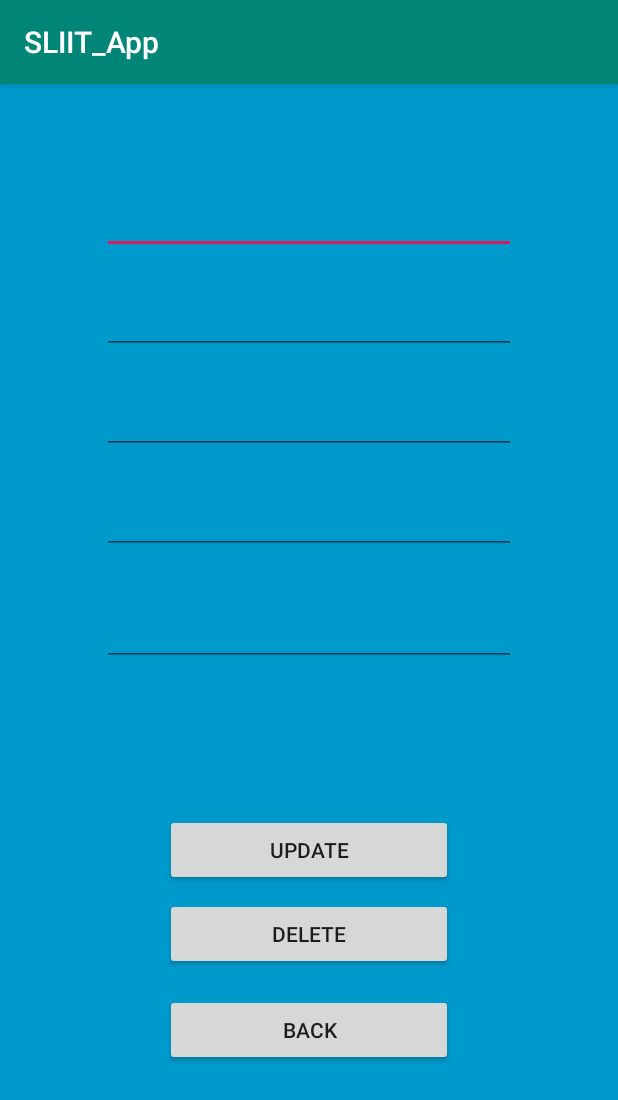
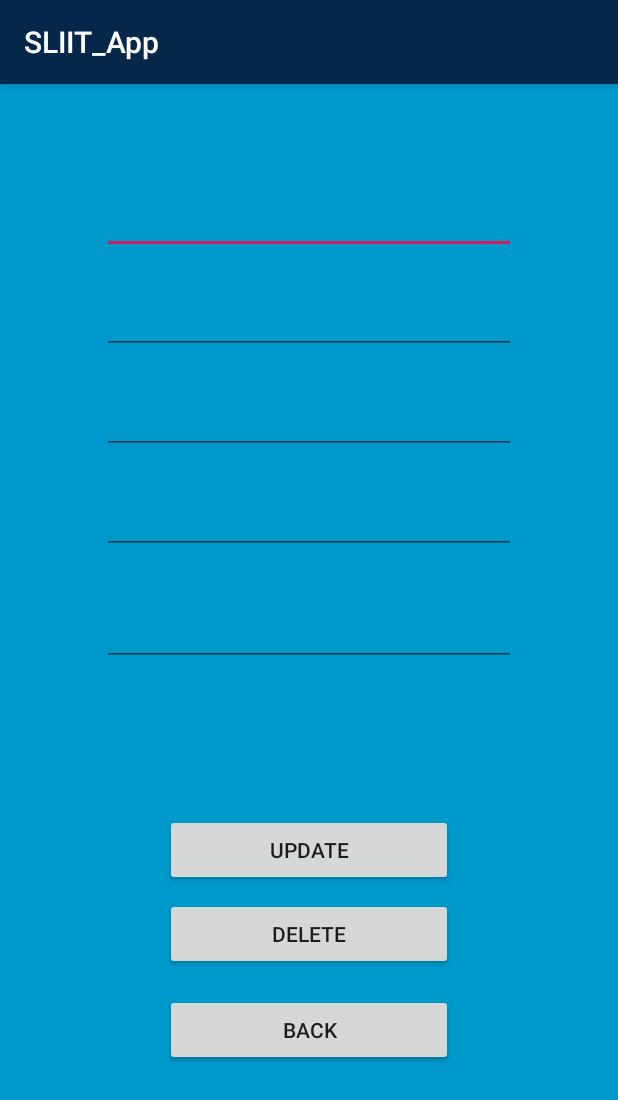
Before and after one commit to Hareendran7/AndroidProject, an Android app: the ContactUsEdit screen opened directly, with no data from a screen before it, on a phone screen of 412 x 824 dp. Shown: the top 1100 px of the screen. Run offline under Robolectric (Android 15) with nearby library versions, the phone set to English and light mode, and no system bars.

Commit message:
Comments added

```diff
--- a/SLIIT_App/app/src/main/java/com/example/sliit_app/AboutUs.java
+++ b/SLIIT_App/app/src/main/java/com/example/sliit_app/AboutUs.java
@@ -1,3 +1,4 @@
+//About us - Contains and shows the Google map view of SLIIT branches and Details
 package com.example.sliit_app;
 
 import android.Manifest;
--- a/SLIIT_App/app/src/main/java/com/example/sliit_app/ContactUsEdit.java
+++ b/SLIIT_App/app/src/main/java/com/example/sliit_app/ContactUsEdit.java
@@ -1,5 +1,6 @@
 package com.example.sliit_app;
 
+import android.graphics.drawable.ColorDrawable;
 import android.os.Bundle;
 import android.support.v7.app.AppCompatActivity;
 import android.support.v7.widget.Toolbar;
@@ -32,6 +33,8 @@ public class ContactUsEdit extends AppCompatActivity {
 
     @Override
     protected void onCreate(Bundle savedInstanceState) {
+        getSupportActionBar().setBackgroundDrawable(new ColorDrawable(getResources().getColor(R.color.colorDarkBlue)));
+
         super.onCreate(savedInstanceState);
         setContentView(R.layout.activity_contactus_edit);
 
--- a/SLIIT_App/app/src/main/java/com/example/sliit_app/ContactUsView.java
+++ b/SLIIT_App/app/src/main/java/com/example/sliit_app/ContactUsView.java
@@ -1,5 +1,6 @@
 package com.example.sliit_app;
 
+import android.graphics.drawable.ColorDrawable;
 import android.os.Bundle;
 import android.support.v4.app.Fragment;
 import android.support.v4.app.FragmentManager;
@@ -18,6 +19,8 @@ public class ContactUsView extends AppCompatActivity {
 
     @Override
     protected void onCreate(Bundle savedInstanceState) {
+        getSupportActionBar().setBackgroundDrawable(new ColorDrawable(getResources().getColor(R.color.colorDarkBlue)));
+
         super.onCreate(savedInstanceState);
         setContentView(R.layout.activity_contactus_view);
 
@@ -30,7 +33,6 @@ public class ContactUsView extends AppCompatActivity {
             @Override
             public void onClick(View v) {
                getSupportFragmentManager().beginTransaction().replace(R.id.fragment_container, new ContactUs()).commit();
-
             }
         });
 
--- a/SLIIT_App/app/src/main/java/com/example/sliit_app/DashBoard.java
+++ b/SLIIT_App/app/src/main/java/com/example/sliit_app/DashBoard.java
@@ -1,3 +1,4 @@
+//Dashboard - Home Screen of the app. Shows automatic slide show of images
 package com.example.sliit_app;
 
 import android.os.Bundle;
@@ -41,7 +42,7 @@ public class DashBoard extends Fragment {
             public void run() {
                 handler.post(Update);
             }
-        }, 3000, 3000);
+        }, 5000, 5000);
 
         return view;
 
```
